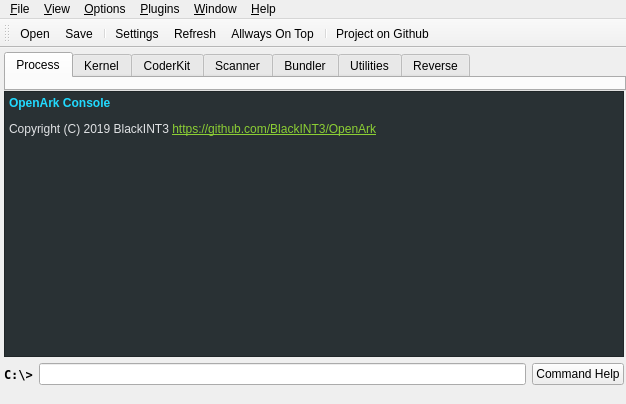
First picture: the form in src/OpenArk/ui/openark.ui, repository BlackINT3/OpenArk, before the edit.
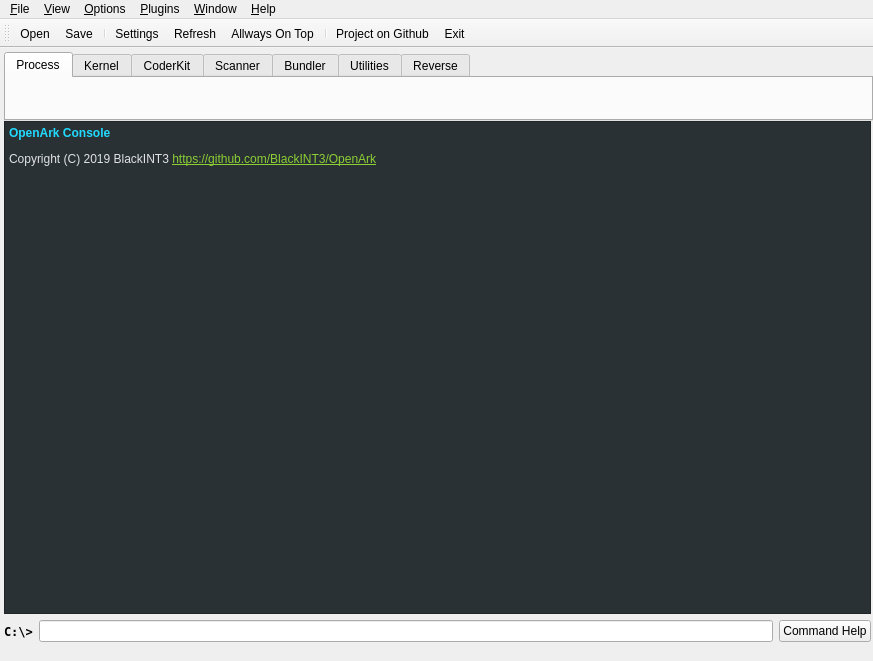
Second picture: the form after the edit. The open tabs and pages were chosen to show the change. Icons and pictures are not drawn.

Diff of the .ui file:
```diff
--- a/src/OpenArk/ui/openark.ui
+++ b/src/OpenArk/ui/openark.ui
@@ -6,8 +6,8 @@
    <rect>
     <x>0</x>
     <y>0</y>
-    <width>626</width>
-    <height>404</height>
+    <width>873</width>
+    <height>661</height>
    </rect>
   </property>
   <property name="windowTitle">
@@ -183,7 +183,7 @@
     <rect>
      <x>0</x>
      <y>0</y>
-     <width>626</width>
+     <width>873</width>
      <height>23</height>
     </rect>
    </property>
@@ -276,6 +276,7 @@
    <addaction name="actionOnTop"/>
    <addaction name="separator"/>
    <addaction name="actionGithub"/>
+   <addaction name="actionExit"/>
   </widget>
   <widget class="QStatusBar" name="statusBar">
    <property name="sizePolicy">
```
Left out of the diff: 2 changed lines with no effect on the pictures.
